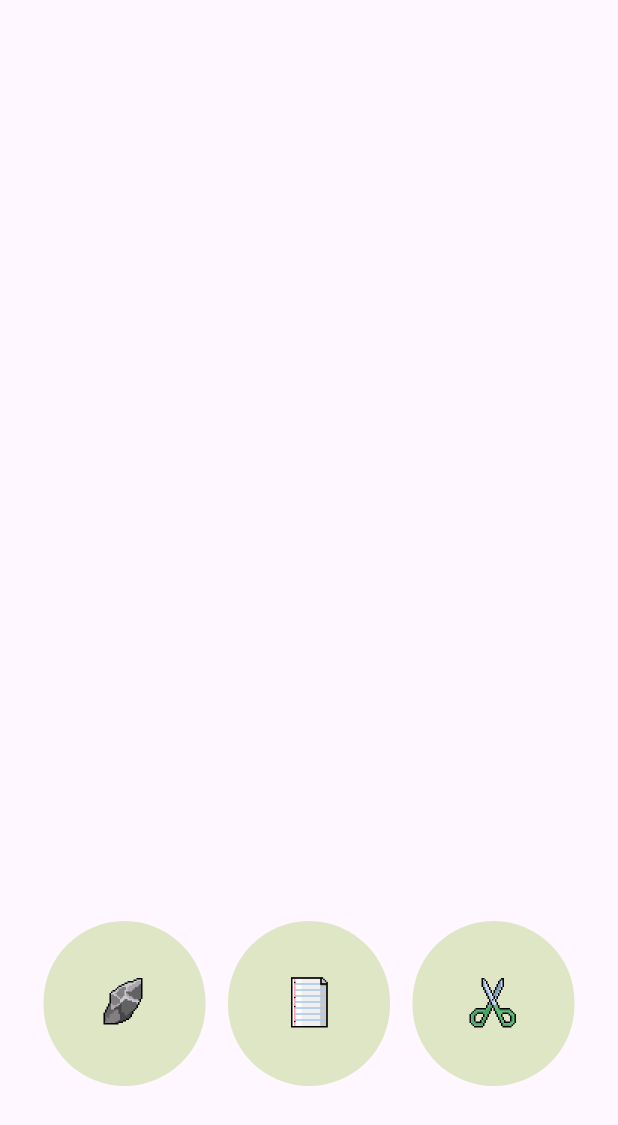
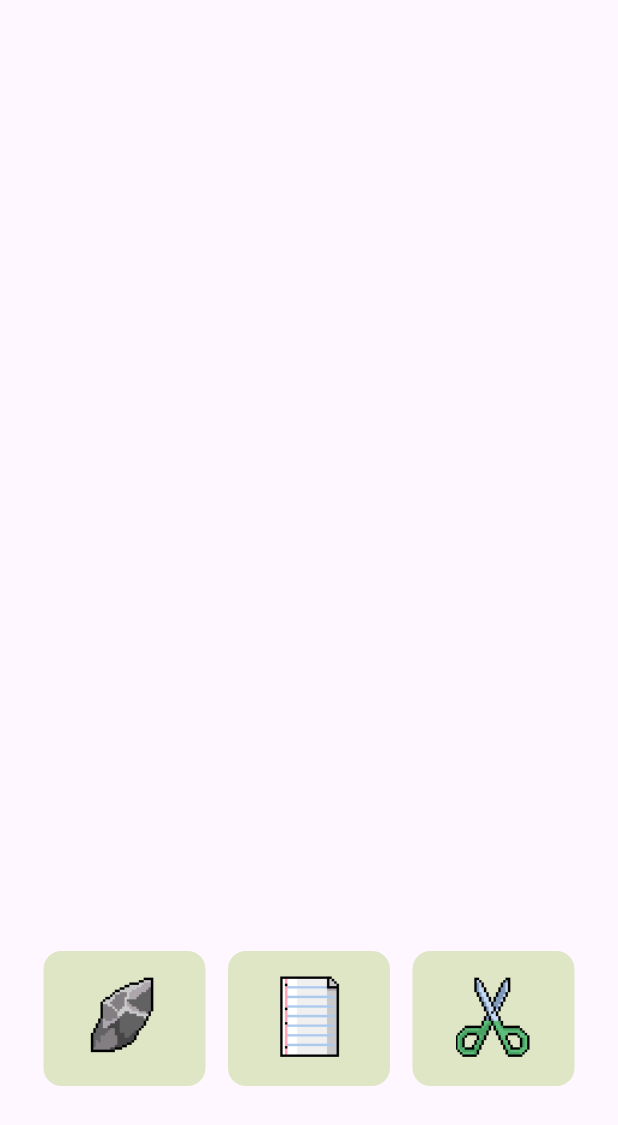
Before and after one commit to abdyevas/Flutter_Rock_Paper_Scissors, a Flutter app: the screen it shows after launch, on a phone screen of 412 x 824 dp. Shown: the top 1125 px of the screen. Run offline on Flutter 3.47's test engine with Material 3 defaults, Android fonts, the phone set to English and light mode, and no system bars.

Commit message:
edit styling

```diff
--- a/rock_paper_scissors/lib/widgets/button_element.dart
+++ b/rock_paper_scissors/lib/widgets/button_element.dart
@@ -3,11 +3,18 @@ import 'package:flutter/material.dart';
 class ButtonElement extends StatelessWidget {
   const ButtonElement({super.key, required this.element});
 
-  final String element;
+  final String? element;
 
   @override
   Widget build(BuildContext context) {
     return FilledButton.tonal(
+      style: ButtonStyle(
+        shape: MaterialStateProperty.all<RoundedRectangleBorder>(
+          RoundedRectangleBorder(
+            borderRadius: BorderRadius.circular(12.0),
+          ),
+        ),
+      ),
       onPressed: () {},
       child: Row(
         mainAxisSize: MainAxisSize.min,
@@ -15,9 +22,12 @@ class ButtonElement extends StatelessWidget {
           Padding(
             padding: const EdgeInsets.all(5),
             child: Image.asset(
-              'assets/images/$element.png',
+              element != null
+                  ? 'assets/images/$element.png'
+                  : '',
               width: 50,
-              height: 100,
+              height: 80,
+              fit: BoxFit.cover,
             ),
           ),
         ],
```
